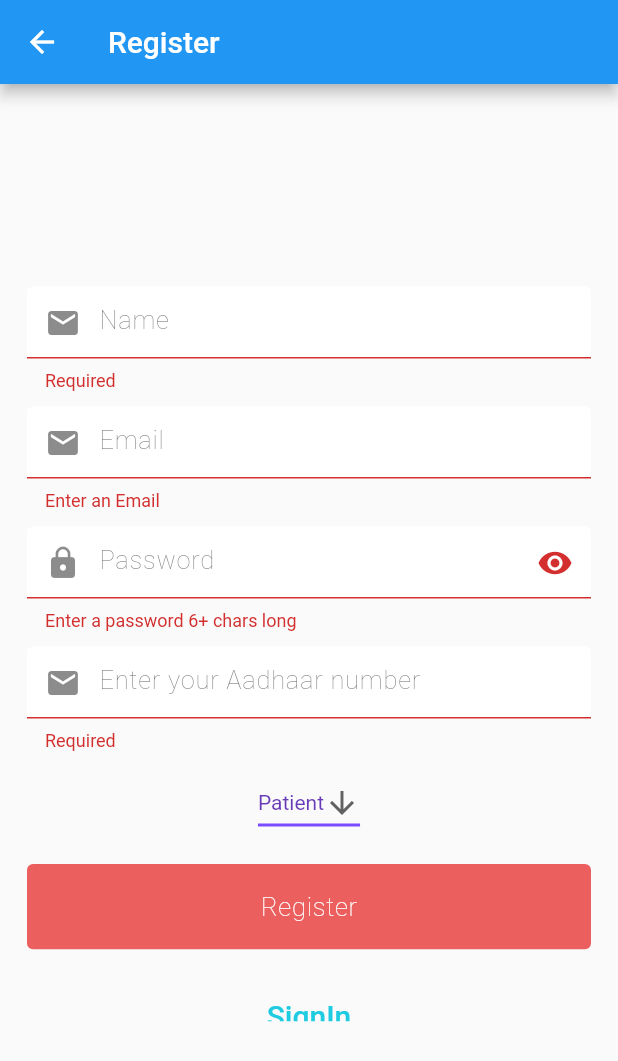
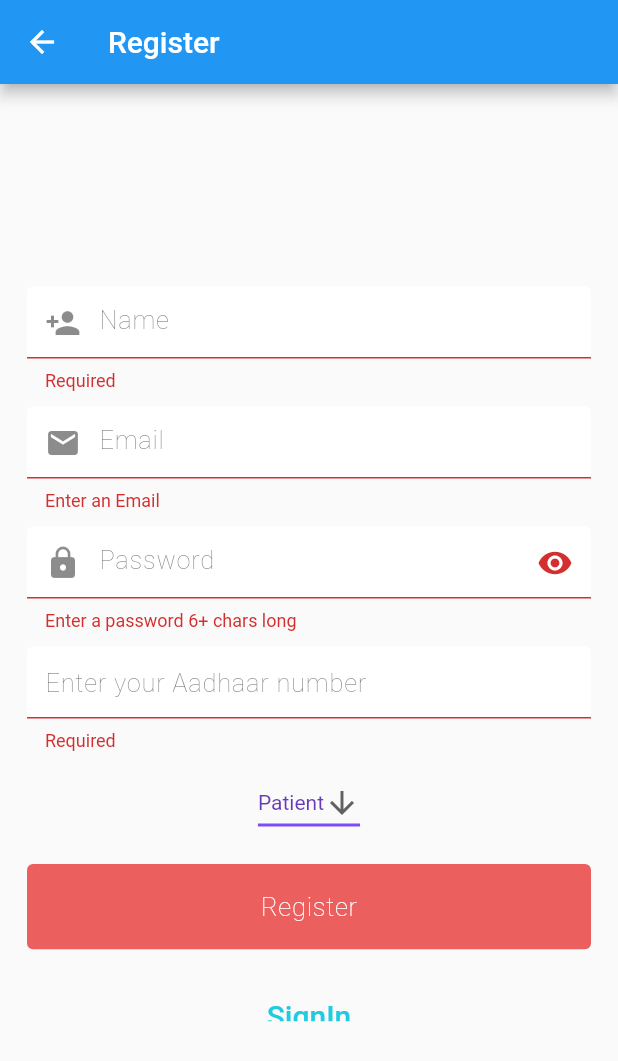
Before and after one commit to Rishi-k-s/healthtastic, a Flutter app: the RegisterPage screen opened directly, after a tap on "Register", on a phone screen of 412 x 824 dp. Shown: the top 1061 px of the screen. Run offline on Flutter 3.47's test engine with Material 2 defaults, Android fonts, the phone set to English and light mode, and no system bars; our stand-ins replace cloud_firestore, firebase_auth, firebase_core, googleapis_auth, shared_preferences; missing offline and left inert: googleapis; accounts and stored records are empty; statements that could not run were skipped.

Commit message:
added bug fixes

```diff
--- a/lib/CheckDocPatient.dart
+++ b/lib/CheckDocPatient.dart
@@ -3,6 +3,7 @@ import 'package:flutter/material.dart';
 import 'package:healthtastic/auth/LoginPage.dart';
 import 'package:healthtastic/main_UI/Patient/PatientDashboard.dart';
 import 'package:healthtastic/main_UI/Doctor/doctorDashboard.dart';
+import 'package:healthtastic/main_UI/Patient/PatientDetails.dart';
 import 'package:healthtastic/services/authService.dart';
 import 'package:healthtastic/services/database.dart';
 
--- a/lib/auth/RegisterPage.dart
+++ b/lib/auth/RegisterPage.dart
@@ -19,12 +19,14 @@ class _RegisterPageState extends State<RegisterPage> {
   String error = '';
   String email = '';
   String name = '';
-  String? role;
+  String type = '';
+  String minCost = '';
+  String role = 'Patient';
   String aadhaar = '';
   String password = '';
-  String dropdownValue = 'Patient';
   bool hiddenPassword = true;
   bool loading = false;
+  bool docVisibility = false;
 
   void _togglePasswordView() {
     setState(() {
@@ -64,7 +66,7 @@ class _RegisterPageState extends State<RegisterPage> {
                             setState(() => name = val);
                           },
                           decoration: InputDecoration(
-                            prefixIcon: Icon(Icons.email),
+                            prefixIcon: Icon(Icons.person_add),
                             hintText: 'Name',
                             hintStyle: commontextstyle,
                             fillColor: Colors.white,
@@ -128,7 +130,6 @@ class _RegisterPageState extends State<RegisterPage> {
                             setState(() => aadhaar = val);
                           },
                           decoration: InputDecoration(
-                            prefixIcon: Icon(Icons.email),
                             hintText: 'Enter your Aadhaar number',
                             hintStyle: commontextstyle,
                             fillColor: Colors.white,
@@ -140,7 +141,7 @@ class _RegisterPageState extends State<RegisterPage> {
                         height: 10.0,
                       ),
                       DropdownButton<String>(
-                        value: dropdownValue,
+                        value: role,
                         icon: const Icon(Icons.arrow_downward),
                         iconSize: 24,
                         elevation: 16,
@@ -151,7 +152,16 @@ class _RegisterPageState extends State<RegisterPage> {
                         ),
                         onChanged: (String? newValue) {
                           setState(() {
-                            dropdownValue = newValue!;
+                            role = newValue!;
+                            if (newValue == 'Patient') {
+                              setState(() {
+                                docVisibility = false;
+                              });
+                            } else {
+                              setState(() {
+                                docVisibility = true;
+                              });
+                            }
                           });
                         },
                         items: <String>['Patient', 'Doctor'].map<DropdownMenuItem<String>>((String value) {
@@ -161,6 +171,51 @@ class _RegisterPageState extends State<RegisterPage> {
                           );
                         }).toList(),
                       ),
+                      Visibility(
+                          visible: docVisibility,
+                          child: Container(
+                            child: Column(
+                              children: [
+                                Container(
+                                  // height: 56.9,
+                                  child: TextFormField(
+                                    keyboardType: TextInputType.text,
+                                    style: commontextstyle,
+                                    validator: (val) => val!.isEmpty ? 'Required' : null,
+                                    onChanged: (val) {
+                                      setState(() => type = val);
+                                    },
+                                    decoration: InputDecoration(
+                                      hintText: 'Speciality',
+                                      hintStyle: commontextstyle,
+                                      fillColor: Colors.white,
+                                      filled: true,
+                                    ),
+                                  ),
+                                ),
+                                SizedBox(
+                                  height: 10,
+                                ),
+                                Container(
+                                  // height: 56.9,
+                                  child: TextFormField(
+                                    keyboardType: TextInputType.numberWithOptions(),
+                                    style: commontextstyle,
+                                    validator: (val) => val!.isEmpty ? 'Required' : null,
+                                    onChanged: (val) {
+                                      setState(() => minCost = val);
+                                    },
+                                    decoration: InputDecoration(
+                                      hintText: 'Minimum fees',
+                                      hintStyle: commontextstyle,
+                                      fillColor: Colors.white,
+                                      filled: true,
+                                    ),
+                                  ),
+                                ),
+                              ],
+                            ),
+                          )),
                       SizedBox(
                         height: 17.0,
                       ),
@@ -176,7 +231,13 @@ class _RegisterPageState extends State<RegisterPage> {
                                 if (_formKey.currentState!.validate()) {
                                   setState(() => loading = true);
                                   dynamic result = await _auth.registerWithEmailPasswordStudent(
-                                      email: email, password: password, aadar: aadhaar, name: name, role: role);
+                                      email: email,
+                                      password: password,
+                                      aadar: aadhaar,
+                                      name: name,
+                                      role: role,
+                                      docType: type,
+                                      minCost: 'Rs.' + minCost);
                                   if (result == null) {
                                     setState(() {
                                       loading = false;
--- a/lib/main_UI/Doctor/doctorDashboard.dart
+++ b/lib/main_UI/Doctor/doctorDashboard.dart
@@ -1,6 +1,7 @@
 import 'package:cloud_firestore/cloud_firestore.dart';
 import 'package:flutter/material.dart';
 import 'package:healthtastic/gogl%20cal/calDatabase.dart';
+import 'package:healthtastic/main_UI/Doctor/DocDetails.dart';
 import 'package:healthtastic/main_UI/Patient/PatientDetails.dart';
 import 'package:healthtastic/main_UI/Patient/createP2P.dart';
 import 'package:healthtastic/models/calModel.dart';
@@ -27,7 +28,7 @@ class _DoctorDashboardState extends State<DoctorDashboard> {
         elevation: 0,
         backgroundColor: Colors.white,
         iconTheme: IconThemeData(
-          color: Colors.grey, //change your color here
+          color: Colors.grey,
         ),
         title: Text(
           'Event Details',
@@ -250,7 +251,7 @@ class _DoctorDashboardState extends State<DoctorDashboard> {
           if (index == 2) {
             Navigator.of(context).push(
               MaterialPageRoute(
-                builder: (context) => PatientDetalsScreen(),
+                builder: (context) => DoctorDetailsPage(),
               ),
             );
           }
--- a/lib/main_UI/Patient/PatientDashboard.dart
+++ b/lib/main_UI/Patient/PatientDashboard.dart
@@ -4,6 +4,7 @@ import 'package:healthtastic/common/textstyles.dart';
 import 'package:healthtastic/gogl%20cal/calDatabase.dart';
 import 'package:healthtastic/main_UI/Patient/PatientDetails.dart';
 import 'package:healthtastic/main_UI/Patient/createP2P.dart';
+import 'package:healthtastic/main_UI/Patient/searchDoc.dart';
 import 'package:healthtastic/models/calModel.dart';
 import 'package:healthtastic/services/authService.dart';
 import 'package:healthtastic/gogl%20cal/calhelper.dart';
--- a/lib/services/authService.dart
+++ b/lib/services/authService.dart
@@ -30,13 +30,15 @@ class AuthService {
     String? name,
     String? aadar,
     String? role,
+    String? docType,
+    String? minCost,
   }) async {
     FirebaseAuth auth = FirebaseAuth.instance;
     final User? user = auth.currentUser;
 
     try {
       UserCredential result = await _auth.createUserWithEmailAndPassword(email: email!, password: password!);
-      await UserHelper(uid: result.user!.uid).addUserRegisToFirebase(name!, email, aadar!, result.user!.uid, role!);
+      await UserHelper(uid: result.user!.uid).addUserRegisToFirebase(name!, email, aadar!, result.user!.uid, role!, docType!, minCost!);
       // add role to firebase
       return 'SignedUp';
     } on FirebaseAuthException catch (e) {
```
Also changed, not shown: lib/main_UI/Patient/PatientDetails.dart (+32 -1 lines), lib/main_UI/Patient/searchDoc.dart (added, +64 -0 lines), lib/services/database.dart (+52 -1 lines).
